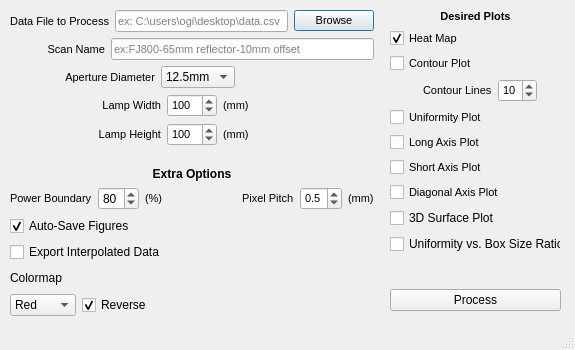
Before: the Qt Designer form ui_files/mainWindow_rev02.ui in j9ac9k/dual-axis-post-processor, drawn with Qt 5.
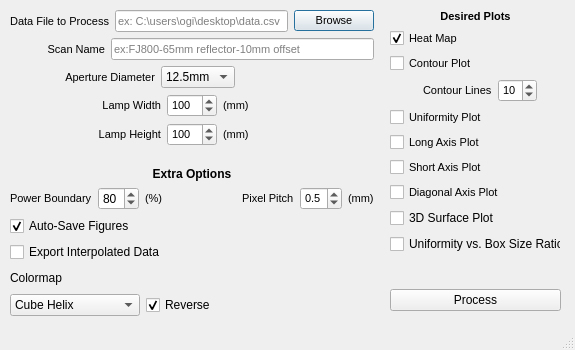
After: the same form once the commit is applied. Icons and pictures are not drawn.

```diff
--- a/ui_files/mainWindow_rev02.ui
+++ b/ui_files/mainWindow_rev02.ui
@@ -798,6 +798,16 @@
         <layout class="QHBoxLayout" name="horizontalLayout_2">
          <item>
           <widget class="QComboBox" name="colormapComboBox">
+           <item>
+            <property name="text">
+             <string>Cube Helix</string>
+            </property>
+           </item>
+           <item>
+            <property name="text">
+             <string>Cube Helix Purple</string>
+            </property>
+           </item>
            <item>
             <property name="text">
              <string>Red</string>
```
